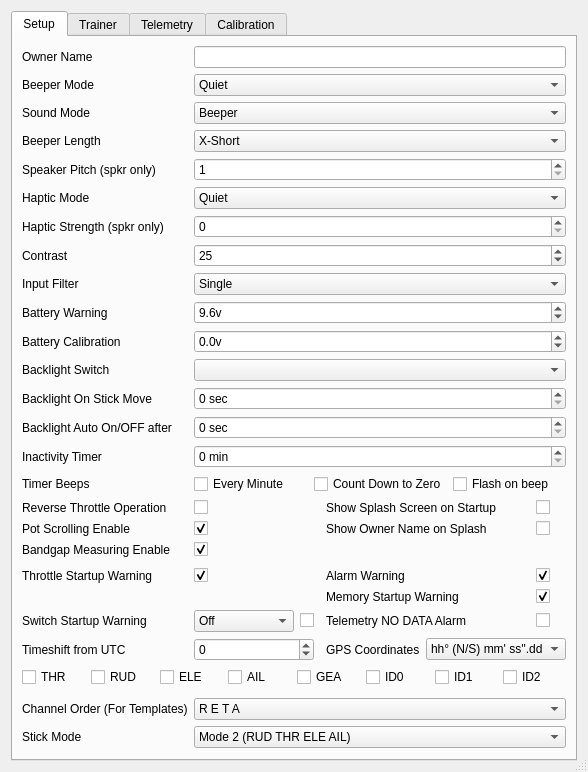
This is src/generaledit.ui in roberto1903/companion9x as Qt 5 draws it before an edit. The edited form follows.
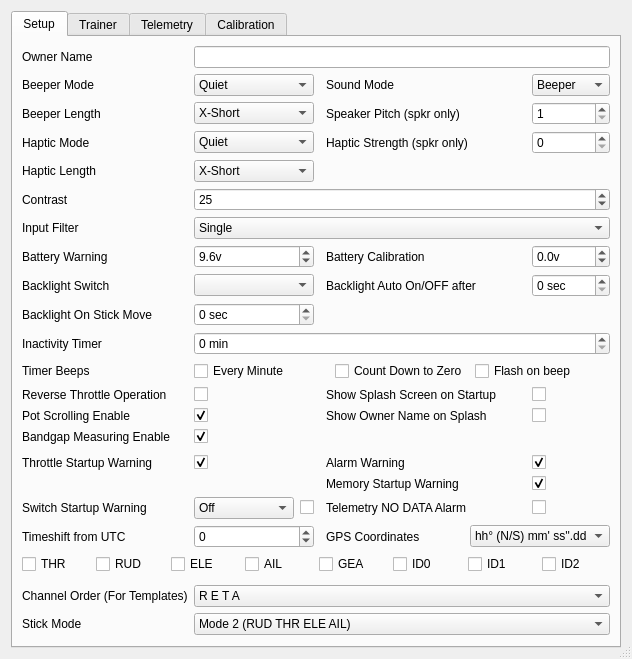
This is the edited form. Icons and pictures are not drawn.

Commit message: Support for new haptic lenght parameter in open9x, reduced general setting size to better fix in netbook.

The edit to the form file:
```diff
--- a/src/generaledit.ui
+++ b/src/generaledit.ui
@@ -6,8 +6,8 @@
    <rect>
     <x>0</x>
     <y>0</y>
-    <width>563</width>
-    <height>739</height>
+    <width>593</width>
+    <height>637</height>
    </rect>
   </property>
   <property name="windowTitle">
@@ -41,21 +41,14 @@
        <string>Setup</string>
       </attribute>
       <layout class="QGridLayout" name="gridLayout">
-       <item row="7" column="0">
-        <widget class="QLabel" name="label_hapticStrengthSB">
-         <property name="text">
-          <string>Haptic Strength (spkr only)</string>
-         </property>
-        </widget>
-       </item>
-       <item row="23" column="3">
+       <item row="25" column="3">
         <widget class="QLabel" name="label_telalarms">
          <property name="text">
           <string>Telemetry NO DATA Alarm</string>
          </property>
         </widget>
        </item>
-       <item row="23" column="1">
+       <item row="25" column="1">
         <layout class="QHBoxLayout" name="horizontalLayout_4">
          <item>
           <widget class="QComboBox" name="swtchWarnCB">
@@ -97,21 +90,21 @@
          </item>
         </layout>
        </item>
-       <item row="18" column="3">
+       <item row="20" column="3">
         <widget class="QLabel" name="label_hideOwnerName">
          <property name="text">
           <string>Show Owner Name on Splash</string>
          </property>
         </widget>
        </item>
-       <item row="22" column="3">
+       <item row="24" column="3">
         <widget class="QLabel" name="label_11">
          <property name="text">
           <string>Memory Startup Warning</string>
          </property>
         </widget>
        </item>
-       <item row="17" column="1">
+       <item row="19" column="1">
         <widget class="QCheckBox" name="thrrevChkB">
          <property name="whatsThis">
           <string>Reverse throttle operation.
@@ -124,14 +117,14 @@
          </property>
         </widget>
        </item>
-       <item row="23" column="0">
+       <item row="25" column="0">
         <widget class="QLabel" name="label_10">
          <property name="text">
           <string>Switch Startup Warning</string>
          </property>
         </widget>
        </item>
-       <item row="23" column="4">
+       <item row="25" column="4">
         <widget class="QCheckBox" name="telalarmsChkB">
          <property name="text">
           <string/>
@@ -155,14 +148,7 @@
          </property>
         </widget>
        </item>
-       <item row="5" column="0">
-        <widget class="QLabel" name="label_speakerPitch">
-         <property name="text">
-          <string>Speaker Pitch (spkr only)</string>
-         </property>
-        </widget>
-       </item>
-       <item row="15" column="1" colspan="4">
+       <item row="17" column="1" colspan="4">
         <widget class="QSpinBox" name="inactimerSB">
          <property name="toolTip">
           <string/>
@@ -181,14 +167,7 @@
          </property>
         </widget>
        </item>
-       <item row="7" column="1" colspan="4">
-        <widget class="QSpinBox" name="hapticStrengthSB">
-         <property name="maximum">
-          <number>5</number>
-         </property>
-        </widget>
-       </item>
-       <item row="8" column="0">
+       <item row="9" column="0">
         <widget class="QLabel" name="label">
          <property name="toolTip">
           <string extracomment="Screen Contrast [20-45]"/>
@@ -198,7 +177,7 @@
          </property>
         </widget>
        </item>
-       <item row="8" column="1" colspan="4">
+       <item row="9" column="1" colspan="4">
         <widget class="QSpinBox" name="contrastSB">
          <property name="toolTip">
           <string/>
@@ -225,14 +204,14 @@
          </property>
         </widget>
        </item>
-       <item row="9" column="0">
+       <item row="10" column="0">
         <widget class="QLabel" name="label_8">
          <property name="text">
           <string>Input Filter</string>
          </property>
         </widget>
        </item>
-       <item row="6" column="1" colspan="4">
+       <item row="6" column="1">
         <widget class="QComboBox" name="hapticmodeCB">
          <item>
           <property name="text">
@@ -256,14 +235,14 @@
          </item>
         </widget>
        </item>
-       <item row="17" column="0">
+       <item row="19" column="0">
         <widget class="QLabel" name="label_7">
          <property name="text">
           <string>Reverse Throttle Operation</string>
          </property>
         </widget>
        </item>
-       <item row="9" column="1" colspan="4">
+       <item row="10" column="1" colspan="4">
         <widget class="QComboBox" name="inputfilterCB">
          <item>
           <property name="text">
@@ -282,7 +261,7 @@
          </item>
         </widget>
        </item>
-       <item row="10" column="0">
+       <item row="11" column="0">
         <widget class="QLabel" name="label_2">
          <property name="toolTip">
           <string extracomment="Low Battery Voltage warning [5v-10v]"/>
@@ -292,7 +271,7 @@
          </property>
         </widget>
        </item>
-       <item row="10" column="1" colspan="4">
+       <item row="11" column="1">
         <widget class="QDoubleSpinBox" name="battwarningDSB">
          <property name="toolTip">
           <string/>
@@ -329,7 +308,7 @@
          </property>
         </widget>
        </item>
-       <item row="18" column="1">
+       <item row="20" column="1">
         <widget class="QCheckBox" name="PotScrollEnableChkB">
          <property name="whatsThis">
           <string>&lt;!DOCTYPE HTML PUBLIC &quot;-//W3C//DTD HTML 4.0//EN&quot; &quot;http://www.w3.org/TR/REC-html40/strict.dtd&quot;&gt;
@@ -352,53 +331,14 @@
          </property>
         </widget>
        </item>
-       <item row="11" column="0">
-        <widget class="QLabel" name="label_3">
-         <property name="text">
-          <string>Battery Calibration</string>
-         </property>
-        </widget>
-       </item>
-       <item row="11" column="1" colspan="4">
-        <widget class="QDoubleSpinBox" name="battcalibDSB">
-         <property name="toolTip">
-          <string/>
-         </property>
-         <property name="statusTip">
-          <string/>
-         </property>
-         <property name="whatsThis">
-          <string>Battery calibration:
-This value will be added to the measured battery voltage.  Use this value to calibrate the meter with an external meter.</string>
-         </property>
-         <property name="prefix">
-          <string notr="true"/>
-         </property>
-         <property name="suffix">
-          <string notr="true">v</string>
-         </property>
-         <property name="decimals">
-          <number>1</number>
-         </property>
-         <property name="minimum">
-          <double>-9.900000000000000</double>
-         </property>
-         <property name="maximum">
-          <double>9.900000000000000</double>
-         </property>
-         <property name="singleStep">
-          <double>0.100000000000000</double>
-         </property>
-        </widget>
-       </item>
-       <item row="12" column="0">
+       <item row="14" column="0">
         <widget class="QLabel" name="label_4">
          <property name="text">
           <string>Backlight Switch</string>
          </property>
         </widget>
        </item>
-       <item row="12" column="1" colspan="4">
+       <item row="14" column="1">
         <widget class="QComboBox" name="backlightswCB">
          <property name="toolTip">
           <string/>
@@ -416,70 +356,21 @@
          </property>
         </widget>
        </item>
-       <item row="13" column="0">
-        <widget class="QLabel" name="label_blOnStickMove">
-         <property name="text">
-          <string>Backlight On Stick Move</string>
-         </property>
-        </widget>
-       </item>
-       <item row="13" column="1" colspan="4">
-        <widget class="QSpinBox" name="blOnStickMoveSB">
-         <property name="suffix">
-          <string> sec</string>
-         </property>
-         <property name="maximum">
-          <number>600</number>
-         </property>
-         <property name="singleStep">
-          <number>5</number>
-         </property>
-        </widget>
-       </item>
-       <item row="14" column="0">
-        <widget class="QLabel" name="label_5">
-         <property name="text">
-          <string>Backlight Auto On/OFF after</string>
-         </property>
-        </widget>
-       </item>
-       <item row="14" column="1" colspan="4">
-        <widget class="QSpinBox" name="backlightautoSB">
-         <property name="toolTip">
-          <string/>
-         </property>
-         <property name="statusTip">
-          <string/>
-         </property>
-         <property name="whatsThis">
-          <string>If this value is not 0, any keypress will turn on the backlight and turn it off after the specified number of seconds.</string>
-         </property>
-         <property name="suffix">
-          <string> sec</string>
-         </property>
-         <property name="maximum">
-          <number>600</number>
-         </property>
-         <property name="singleStep">
-          <number>5</number>
-         </property>
-        </widget>
-       </item>
-       <item row="15" column="0">
+       <item row="17" column="0">
         <widget class="QLabel" name="label_6">
          <property name="text">
           <string>Inactivity Timer</string>
          </property>
         </widget>
        </item>
-       <item row="16" column="0">
+       <item row="18" column="0">
         <widget class="QLabel" name="label_28">
          <property name="text">
           <string>Timer Beeps</string>
          </property>
         </widget>
        </item>
-       <item row="16" column="1" colspan="4">
+       <item row="18" column="1" colspan="4">
         <layout class="QHBoxLayout" name="horizontalLayout">
          <item>
           <widget class="QCheckBox" name="beepMinuteChkB">
@@ -521,7 +412,7 @@
          </item>
         </layout>
        </item>
-       <item row="17" column="4">
+       <item row="19" column="4">
         <widget class="QCheckBox" name="splashScreenChkB">
          <property name="maximumSize">
           <size>
@@ -540,14 +431,14 @@
          </property>
         </widget>
        </item>
-       <item row="18" column="0">
+       <item row="20" column="0">
         <widget class="QLabel" name="label_PotScrollEnable">
          <property name="text">
           <string>Pot Scrolling Enable</string>
          </property>
         </widget>
        </item>
-       <item row="18" column="4">
+       <item row="20" column="4">
         <widget class="QCheckBox" name="hideNameOnSplashChkB">
          <property name="maximumSize">
           <size>
@@ -560,14 +451,14 @@
          </property>
         </widget>
        </item>
-       <item row="19" column="0">
+       <item row="21" column="0">
         <widget class="QLabel" name="label_BandGapEnable">
          <property name="text">
           <string>Bandgap Measuring Enable</string>
          </property>
         </widget>
        </item>
-       <item row="19" column="1">
+       <item row="21" column="1">
         <widget class="QCheckBox" name="BandGapEnableChkB">
          <property name="whatsThis">
           <string>&lt;!DOCTYPE HTML PUBLIC &quot;-//W3C//DTD HTML 4.0//EN&quot; &quot;http://www.w3.org/TR/REC-html40/strict.dtd&quot;&gt;
@@ -590,14 +481,14 @@
          </property>
         </widget>
        </item>
-       <item row="21" column="0">
+       <item row="23" column="0">
         <widget class="QLabel" name="label_9">
          <property name="text">
           <string>Throttle Startup Warning</string>
          </property>
         </widget>
        </item>
-       <item row="21" column="4">
+       <item row="23" column="4">
         <widget class="QCheckBox" name="alarmwarnChkB">
          <property name="maximumSize">
           <size>
@@ -626,7 +517,7 @@
          </property>
         </widget>
        </item>
-       <item row="21" column="1">
+       <item row="23" column="1">
         <widget class="QCheckBox" name="thrwarnChkB">
          <property name="whatsThis">
           <string>&lt;!DOCTYPE HTML PUBLIC &quot;-//W3C//DTD HTML 4.0//EN&quot; &quot;http://www.w3.org/TR/REC-html40/strict.dtd&quot;&gt;
@@ -652,7 +543,7 @@
          </property>
         </widget>
        </item>
-       <item row="22" column="4">
+       <item row="24" column="4">
         <widget class="QCheckBox" name="memwarnChkB">
          <property name="maximumSize">
           <size>
@@ -681,7 +572,7 @@
          </property>
         </widget>
        </item>
-       <item row="25" column="0" colspan="5">
+       <item row="27" column="0" colspan="5">
         <layout class="QHBoxLayout" name="switchMaskLayout">
          <item>
           <widget class="QCheckBox" name="swTHRChkB">
@@ -741,14 +632,14 @@
          </item>
         </layout>
        </item>
-       <item row="27" column="0">
+       <item row="29" column="0">
         <widget class="QLabel" name="label_13">
          <property name="text">
           <string>Channel Order (For Templates)</string>
          </property>
         </widget>
        </item>
-       <item row="27" column="1" colspan="4">
+       <item row="29" column="1" colspan="4">
         <widget class="QComboBox" name="channelorderCB">
          <property name="toolTip">
           <string/>
@@ -886,14 +777,14 @@
          </item>
         </widget>
        </item>
-       <item row="28" column="0">
+       <item row="30" column="0">
         <widget class="QLabel" name="label_14">
          <property name="text">
           <string>Stick Mode</string>
          </property>
         </widget>
        </item>
-       <item row="28" column="1" colspan="4">
+       <item row="30" column="1" colspan="4">
         <widget class="QComboBox" name="stickmodeCB">
          <property name="toolTip">
           <string/>
@@ -961,14 +852,14 @@
          </property>
         </widget>
        </item>
-       <item row="21" column="3">
+       <item row="23" column="3">
         <widget class="QLabel" name="label_27">
          <property name="text">
           <string>Alarm Warning</string>
          </property>
         </widget>
        </item>
-       <item row="17" column="3">
+       <item row="19" column="3">
         <widget class="QLabel" name="label_29">
          <property name="minimumSize">
           <size>
@@ -981,7 +872,7 @@
          </property>
         </widget>
        </item>
-       <item row="20" column="1" colspan="2">
+       <item row="22" column="1" colspan="2">
         <spacer name="horizontalSpacer">
          <property name="orientation">
           <enum>Qt::Horizontal</enum>
@@ -994,7 +885,7 @@
          </property>
         </spacer>
        </item>
-       <item row="29" column="1" colspan="4">
+       <item row="31" column="1" colspan="4">
         <spacer name="verticalSpacer_2">
          <property name="orientation">
           <enum>Qt::Vertical</enum>
@@ -1007,7 +898,7 @@
          </property>
         </spacer>
        </item>
-       <item row="26" column="1">
+       <item row="28" column="1">
         <spacer name="horizontalSpacer_2">
          <property name="orientation">
           <enum>Qt::Horizontal</enum>
@@ -1020,33 +911,6 @@
          </property>
         </spacer>
        </item>
-       <item row="5" column="1" colspan="4">
-        <widget class="QSpinBox" name="speakerPitchSB">
-         <property name="toolTip">
-          <string/>
-         </property>
-         <property name="statusTip">
-          <string/>
-         </property>
-         <property name="whatsThis">
-          <string>&lt;!DOCTYPE HTML PUBLIC &quot;-//W3C//DTD HTML 4.0//EN&quot; &quot;http://www.w3.org/TR/REC-html40/strict.dtd&quot;&gt;
-&lt;html&gt;&lt;head&gt;&lt;meta name=&quot;qrichtext&quot; content=&quot;1&quot; /&gt;&lt;style type=&quot;text/css&quot;&gt;
-p, li { white-space: pre-wrap; }
-&lt;/style&gt;&lt;/head&gt;&lt;body style=&quot; font-family:'MS Shell Dlg 2'; font-size:8.25pt; font-weight:400; font-style:normal;&quot;&gt;
-&lt;p style=&quot; margin-top:0px; margin-bottom:0px; margin-left:0px; margin-right:0px; -qt-block-indent:0; text-indent:0px;&quot;&gt;&lt;span style=&quot; font-size:8pt;&quot;&gt;LCD Screen Contrast&lt;/span&gt;&lt;/p&gt;
-&lt;p style=&quot; margin-top:0px; margin-bottom:0px; margin-left:0px; margin-right:0px; -qt-block-indent:0; text-indent:0px;&quot;&gt;&lt;span style=&quot; font-size:8pt;&quot;&gt;Values can be 20-45&lt;/span&gt;&lt;/p&gt;&lt;/body&gt;&lt;/html&gt;</string>
-         </property>
-         <property name="minimum">
-          <number>1</number>
-         </property>
-         <property name="maximum">
-          <number>100</number>
-         </property>
-         <property name="value">
-          <number>1</number>
-         </property>
-        </widget>
-       </item>
        <item row="2" column="0">
         <widget class="QLabel" name="label_12">
          <property name="text">
@@ -1054,7 +918,7 @@
          </property>
         </widget>
        </item>
-       <item row="4" column="1" colspan="4">
+       <item row="4" column="1">
         <widget class="QComboBox" name="beeperlenCB">
          <item>
           <property name="text">
@@ -1083,33 +947,7 @@
          </item>
         </widget>
        </item>
-       <item row="3" column="0">
-        <widget class="QLabel" name="label_soundMode">
-         <property name="text">
-          <string>Sound Mode</string>
-         </property>
-        </widget>
-       </item>
-       <item row="3" column="1" colspan="4">
-        <widget class="QComboBox" name="soundModeCB">
-         <item>
-          <property name="text">
-           <string>Beeper</string>
-          </property>
-         </item>
-         <item>
-          <property name="text">
-           <string>PiSpkr</string>
-          </property>
-         </item>
-         <item>
-          <property name="text">
-           <string>PcmWav</string>
-          </property>
-         </item>
-        </widget>
-       </item>
-       <item row="2" column="1" colspan="4">
+       <item row="2" column="1">
         <widget class="QComboBox" name="beeperCB">
          <property name="toolTip">
           <string/>
@@ -1148,14 +986,14 @@
          </item>
         </widget>
        </item>
-       <item row="24" column="0">
+       <item row="26" column="0">
         <widget class="QLabel" name="label_timezone">
          <property name="text">
           <string>Timeshift from UTC</string>
          </property>
         </widget>
        </item>
-       <item row="24" column="1">
+       <item row="26" column="1">
         <widget class="QSpinBox" name="timezoneSB">
          <property name="minimum">
           <number>-14</number>
@@ -1168,7 +1006,7 @@
          </property>
         </widget>
        </item>
-       <item row="24" column="3" colspan="2">
+       <item row="26" column="3" colspan="2">
         <layout class="QHBoxLayout" name="gpsFormatLayout">
          <item>
           <widget class="QLabel" name="gpsFormatLabel">
@@ -1193,6 +1031,204 @@
          </item>
         </layout>
        </item>
+       <item row="2" column="3">
+        <widget class="QLabel" name="label_soundMode">
+         <property name="text">
+          <string>Sound Mode</string>
+         </property>
+        </widget>
+       </item>
+       <item row="2" column="4">
+        <widget class="QComboBox" name="soundModeCB">
+         <item>
+          <property name="text">
+           <string>Beeper</string>
+          </property>
+         </item>
+         <item>
+          <property name="text">
+           <string>PiSpkr</string>
+          </property>
+         </item>
+         <item>
+          <property name="text">
+           <string>PcmWav</string>
+          </property>
+         </item>
+        </widget>
+       </item>
+       <item row="4" column="3">
+        <widget class="QLabel" name="label_speakerPitch">
+         <property name="text">
+          <string>Speaker Pitch (spkr only)</string>
+         </property>
+        </widget>
+       </item>
+       <item row="4" column="4">
+        <widget class="QSpinBox" name="speakerPitchSB">
+         <property name="toolTip">
+          <string/>
+         </property>
+         <property name="statusTip">
+          <string/>
+         </property>
+         <property name="whatsThis">
+          <string>&lt;!DOCTYPE HTML PUBLIC &quot;-//W3C//DTD HTML 4.0//EN&quot; &quot;http://www.w3.org/TR/REC-html40/strict.dtd&quot;&gt;
+&lt;html&gt;&lt;head&gt;&lt;meta name=&quot;qrichtext&quot; content=&quot;1&quot; /&gt;&lt;style type=&quot;text/css&quot;&gt;
+p, li { white-space: pre-wrap; }
+&lt;/style&gt;&lt;/head&gt;&lt;body style=&quot; font-family:'MS Shell Dlg 2'; font-size:8.25pt; font-weight:400; font-style:normal;&quot;&gt;
+&lt;p style=&quot; margin-top:0px; margin-bottom:0px; margin-left:0px; margin-right:0px; -qt-block-indent:0; text-indent:0px;&quot;&gt;&lt;span style=&quot; font-size:8pt;&quot;&gt;LCD Screen Contrast&lt;/span&gt;&lt;/p&gt;
+&lt;p style=&quot; margin-top:0px; margin-bottom:0px; margin-left:0px; margin-right:0px; -qt-block-indent:0; text-indent:0px;&quot;&gt;&lt;span style=&quot; font-size:8pt;&quot;&gt;Values can be 20-45&lt;/span&gt;&lt;/p&gt;&lt;/body&gt;&lt;/html&gt;</string>
+         </property>
+         <property name="minimum">
+          <number>1</number>
+         </property>
+         <property name="maximum">
+          <number>100</number>
+         </property>
+         <property name="value">
+          <number>1</number>
+         </property>
+        </widget>
+       </item>
+       <item row="11" column="3">
+        <widget class="QLabel" name="label_3">
+         <property name="text">
+          <string>Battery Calibration</string>
+         </property>
+        </widget>
+       </item>
+       <item row="11" column="4">
+        <widget class="QDoubleSpinBox" name="battcalibDSB">
+         <property name="toolTip">
+          <string/>
+         </property>
+         <property name="statusTip">
+          <string/>
+         </property>
+         <property name="whatsThis">
+          <string>Battery calibration:
+This value will be added to the measured battery voltage.  Use this value to calibrate the meter with an external meter.</string>
+         </property>
+         <property name="prefix">
+          <string notr="true"/>
+         </property>
+         <property name="suffix">
+          <string notr="true">v</string>
+         </property>
+         <property name="decimals">
+          <number>1</number>
+         </property>
+         <property name="minimum">
+          <double>-9.900000000000000</double>
+         </property>
+         <property name="maximum">
+          <double>9.900000000000000</double>
+         </property>
+         <property name="singleStep">
+          <double>0.100000000000000</double>
+         </property>
+        </widget>
+       </item>
+       <item row="15" column="1">
+        <widget class="QSpinBox" name="blOnStickMoveSB">
+         <property name="suffix">
+          <string> sec</string>
+         </property>
+         <property name="maximum">
+          <number>600</number>
+         </property>
+         <property name="singleStep">
+          <number>5</number>
+         </property>
+        </widget>
+       </item>
+       <item row="15" column="0">
+        <widget class="QLabel" name="label_blOnStickMove">
+         <property name="text">
+          <string>Backlight On Stick Move</string>
+         </property>
+        </widget>
+       </item>
+       <item row="14" column="3">
+        <widget class="QLabel" name="label_5">
+         <property name="text">
+          <string>Backlight Auto On/OFF after</string>
+         </property>
+        </widget>
+       </item>
+       <item row="14" column="4">
+        <widget class="QSpinBox" name="backlightautoSB">
+         <property name="toolTip">
+          <string/>
+         </property>
+         <property name="statusTip">
+          <string/>
+         </property>
+         <property name="whatsThis">
+          <string>If this value is not 0, any keypress will turn on the backlight and turn it off after the specified number of seconds.</string>
+         </property>
+         <property name="suffix">
+          <string> sec</string>
+         </property>
+         <property name="maximum">
+          <number>600</number>
+         </property>
+         <property name="singleStep">
+          <number>5</number>
+         </property>
+        </widget>
+       </item>
+       <item row="6" column="3">
+        <widget class="QLabel" name="label_hapticStrengthSB">
+         <property name="text">
+          <string>Haptic Strength (spkr only)</string>
+         </property>
+        </widget>
+       </item>
+       <item row="6" column="4">
+        <widget class="QSpinBox" name="hapticStrengthSB">
+         <property name="maximum">
+          <number>5</number>
+         </property>
+        </widget>
+       </item>
+       <item row="7" column="0">
+        <widget class="QLabel" name="label_HL">
+         <property name="text">
+          <string>Haptic Length</string>
+         </property>
+        </widget>
+       </item>
+       <item row="7" column="1">
+        <widget class="QComboBox" name="hapticLengthCB">
+         <item>
+          <property name="text">
+           <string>X-Short</string>
+          </property>
+         </item>
+         <item>
+          <property name="text">
+           <string>Short</string>
+          </property>
+         </item>
+         <item>
+          <property name="text">
+           <string>Normal</string>
+          </property>
+         </item>
+         <item>
+          <property name="text">
+           <string>Long</string>
+          </property>
+         </item>
+         <item>
+          <property name="text">
+           <string>X-Long</string>
+          </property>
+         </item>
+        </widget>
+       </item>
       </layout>
      </widget>
      <widget class="QWidget" name="tabTrainer">
```
Left out of the diff: 5 changed lines with no effect on the pictures. The commit also changes 6 other files.
